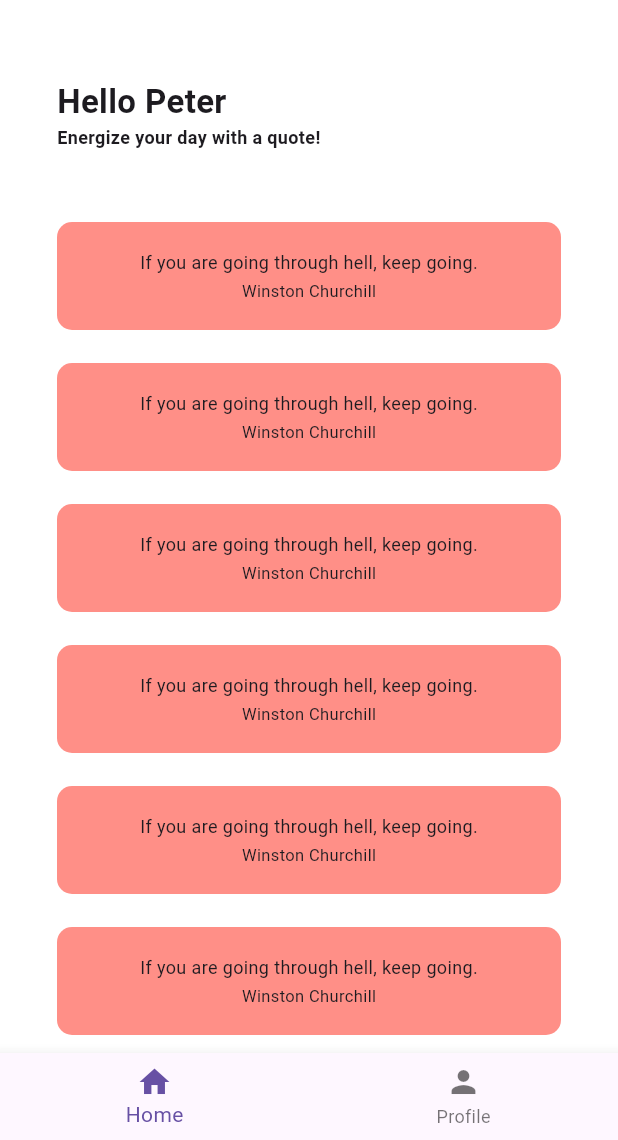
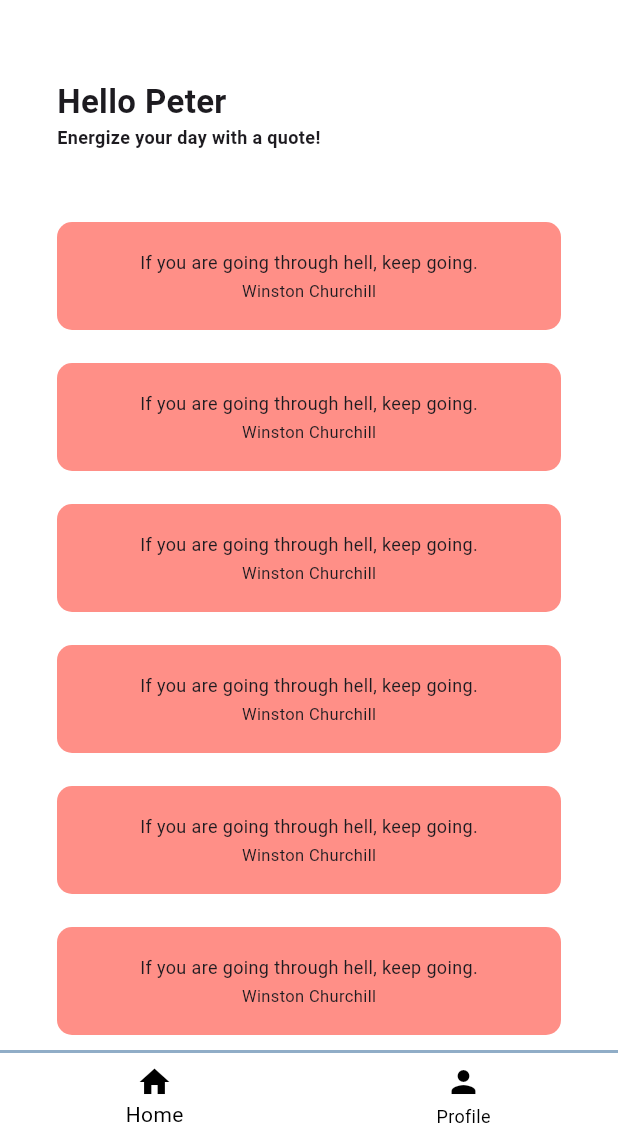
Before and after one commit to KubangPawis/gdsc-quote-app, a Flutter app: the HomePage screen opened directly, on a phone screen of 412 x 824 dp, the part 96-1236 px from its top. Run offline on Flutter 3.47's test engine with Material 3 defaults, Android fonts, the light colour scheme and no system bars; our stand-ins replace google_sign_in.

Commit message:
feat: improve bottom nav bar ui

```diff
--- a/frontend/lib/pages/home_page.dart
+++ b/frontend/lib/pages/home_page.dart
@@ -41,15 +41,28 @@ class _HomePageState extends State<HomePage> {
           IconButton(onPressed: () {}, icon: Icon(Icons.logout, size: 24))
         ],
       ),
-      bottomNavigationBar: BottomNavigationBar(
+      bottomNavigationBar: Container(
+        decoration: BoxDecoration(
+          border: Border(
+            top:
+                BorderSide(color: Color.fromARGB(255, 144, 173, 199), width: 2),
+          ),
+        ),
+        child: BottomNavigationBar(
           type: BottomNavigationBarType.fixed,
           currentIndex: _currentPageIndex,
+          onTap: (value) {},
+          backgroundColor: Colors.white,
+          elevation: 0,
+          selectedItemColor: Colors.black,
+          unselectedItemColor: Colors.black,
           items: [
             BottomNavigationBarItem(
                 label: 'Home', icon: Icon(Icons.home, size: 24)),
             BottomNavigationBarItem(
                 label: 'Profile', icon: Icon(Icons.person, size: 24)),
           ],
+        ),
       ),
       body: Padding(
         padding: EdgeInsets.symmetric(horizontal: 38),
```
Lines whose indentation alone changed are shown as unchanged.
